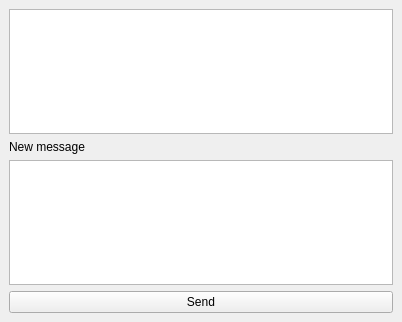
zuzuf/qtchat, file src/chatroom.ui: the form before one commit.
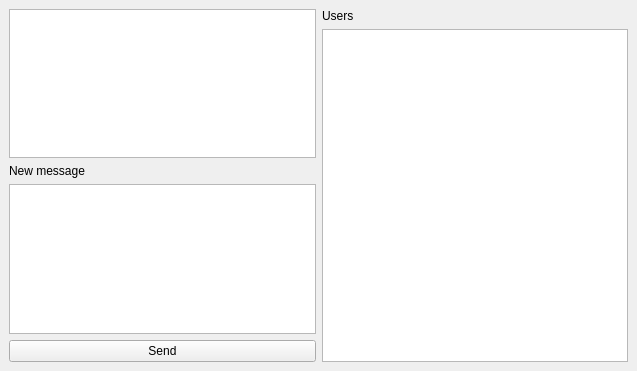
The form after the commit.

Commit message: * fixed a bug in the discovery system * users are identified using QUuid objects stored in the application settings * user discovery is now done within a dedicated UserManager module and users will be identified with their UUID, not pointers * ChatRoom design updated

```diff
--- a/src/chatroom.ui
+++ b/src/chatroom.ui
@@ -6,14 +6,16 @@
    <rect>
     <x>0</x>
     <y>0</y>
-    <width>402</width>
-    <height>322</height>
+    <width>637</width>
+    <height>371</height>
    </rect>
   </property>
   <property name="windowTitle">
    <string>DockWidget</string>
   </property>
   <widget class="QWidget" name="dockWidgetContents">
+   <layout class="QHBoxLayout" name="horizontalLayout">
+    <item>
    <layout class="QVBoxLayout" name="verticalLayout">
     <item>
      <widget class="QTextEdit" name="teHistory">
@@ -38,6 +40,29 @@
        <string>Send</string>
       </property>
      </widget>
+      </item>
+     </layout>
+    </item>
+    <item>
+     <layout class="QVBoxLayout" name="verticalLayout_2">
+      <item>
+       <widget class="QLabel" name="label_2">
+        <property name="text">
+         <string>Users</string>
+        </property>
+       </widget>
+      </item>
+      <item>
+       <widget class="QListWidget" name="lwUsers">
+        <property name="sizePolicy">
+         <sizepolicy hsizetype="MinimumExpanding" vsizetype="Expanding">
+          <horstretch>0</horstretch>
+          <verstretch>0</verstretch>
+         </sizepolicy>
+        </property>
+       </widget>
+      </item>
+     </layout>
     </item>
    </layout>
   </widget>
```
Left out of the diff: 2 changed lines with no effect on the pictures. Lines whose indentation alone changed are shown as unchanged. The commit also changes 12 other files.
